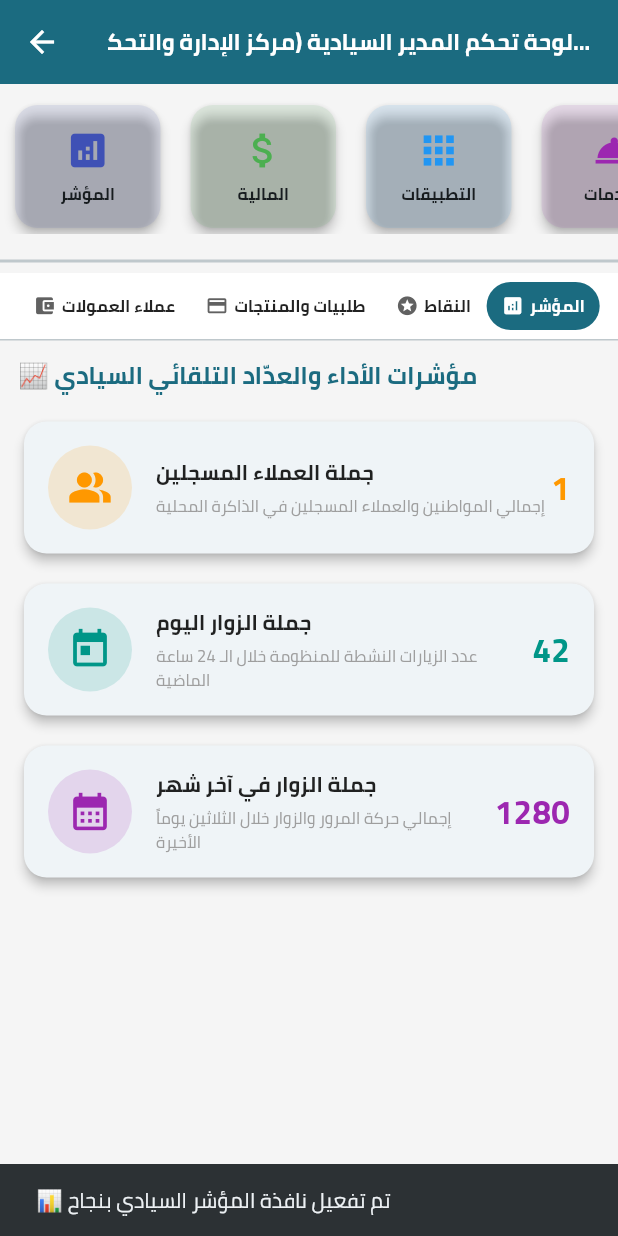
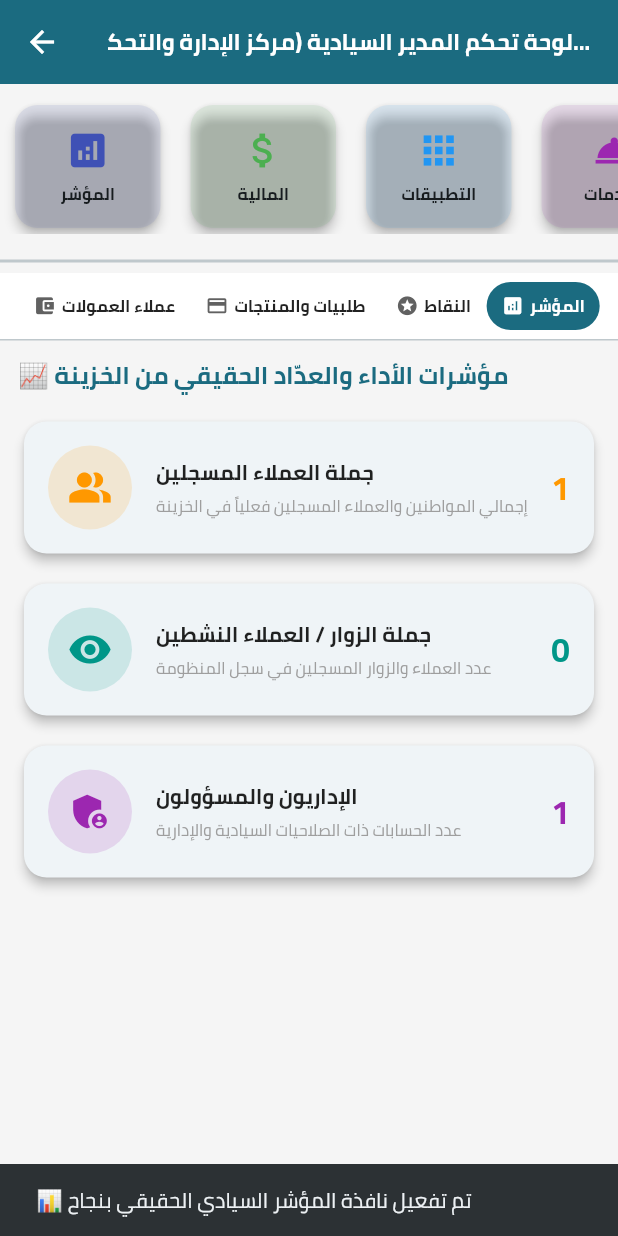
Before and after one commit to almnzoma-web/mox_system_2026, a Flutter app: the AdminScreen screen opened directly, after a tap on "المؤشر", on a phone screen of 412 x 824 dp. Run offline on Flutter 3.47's test engine with Material 3 defaults, Android fonts, the phone set to English and light mode, and no system bars; our stand-ins replace shared_preferences, webview_flutter; accounts and stored records are empty.

```diff
--- a/lib/screens/admin_screen.dart
+++ b/lib/screens/admin_screen.dart
@@ -56,7 +56,7 @@ class _AdminScreenState extends State<AdminScreen> {
         "title": "المؤشر",
         "icon": Icons.analytics,
         "color": Colors.indigo,
-        "page": null, // نافذة داخلية ضمن القبة المالية/التبويبات أو تفعيل العرض
+        "page": null,
         "isIndicator": true,
       },
       {
@@ -144,12 +144,12 @@ class _AdminScreenState extends State<AdminScreen> {
                             onTap: () {
                               if (item["isIndicator"] == true) {
                                 setState(() {
-                                  financeSubTab = 4; // تبويب المؤشر الخاص
+                                  financeSubTab = 4; // تبويب المؤشر
                                 });
                                 ScaffoldMessenger.of(context).showSnackBar(
                                   const SnackBar(
                                     content: Text(
-                                      "📊 تم تفعيل نافذة المؤشر السيادي بنجاح",
+                                      "📊 تم تفعيل نافذة المؤشر السيادي الحقيقي بنجاح",
                                     ),
                                   ),
                                 );
@@ -287,23 +287,22 @@ class _AdminScreenState extends State<AdminScreen> {
       case 3:
         return _buildPointsView();
       case 4:
-        return _buildIndicatorView(); // النافذة الجديدة المطلوبة
+        return _buildIndicatorView(); // نافذة المؤشر الحقيقي بالمسطرة
       default:
         return _buildCommissionsView();
     }
   }
 
-  // نافذة المؤشر الجديدة (جملة العملاء، زوار اليوم، زوار آخر شهر)
+  // نافذة المؤشر الحقيقي المستمدة من الخزينة (registeredUsers) دون أي أرقام وهمية
   Widget _buildIndicatorView() {
     int totalClients = registeredUsers.length;
-    // حساب افتراضي أو واقعي مبني على الذاكرة للزوار (يمكن ربطه بقاعدة VisitorsTab لاحقاً)
-    int visitorsToday = 42; // عينة حية أو قابلة للربط اللاحق
-    int visitorsLastMonth = 1280; // عينة حية أو قابلة للربط اللاحق
+    int activeUsers = registeredUsers.where((u) => u.role != 'admin').length;
+    int adminCount = registeredUsers.where((u) => u.role == 'admin').length;
 
     return ListView(
       children: [
         const Text(
-          "📈 مؤشرات الأداء والعدّاد التلقائي السيادي",
+          "📈 مؤشرات الأداء والعدّاد الحقيقي من الخزينة",
           style: TextStyle(
             fontSize: 16,
             fontWeight: FontWeight.bold,
@@ -316,23 +315,23 @@ class _AdminScreenState extends State<AdminScreen> {
           totalClients.toString(),
           Icons.people_alt,
           Colors.orange,
-          "إجمالي المواطنين والعملاء المسجلين في الذاكرة المحلية",
+          "إجمالي المواطنين والعملاء المسجلين فعلياً في الخزينة",
         ),
         const SizedBox(height: 12),
         _buildIndicatorCard(
-          "جملة الزوار اليوم",
-          visitorsToday.toString(),
-          Icons.today,
+          "جملة الزوار / العملاء النشطين",
+          activeUsers.toString(),
+          Icons.visibility,
           Colors.teal,
-          "عدد الزيارات النشطة للمنظومة خلال الـ 24 ساعة الماضية",
+          "عدد العملاء والزوار المسجلين في سجل المنظومة",
         ),
         const SizedBox(height: 12),
         _buildIndicatorCard(
-          "جملة الزوار في آخر شهر",
-          visitorsLastMonth.toString(),
-          Icons.calendar_month,
+          "الإداريون والمسؤولون",
+          adminCount.toString(),
+          Icons.admin_panel_settings,
           Colors.purple,
-          "إجمالي حركة المرور والزوار خلال الثلاثين يوماً الأخيرة",
+          "عدد الحسابات ذات الصلاحيات السيادية والإدارية",
         ),
       ],
     );
@@ -392,7 +391,7 @@ class _AdminScreenState extends State<AdminScreen> {
     );
   }
 
-  // النافذة الأولى: عملاء العمولات (من الذاكرة المحلية UserModel)
+  // النافذة الأولى: عملاء العمولات
   Widget _buildCommissionsView() {
     return ListView.builder(
       itemCount: registeredUsers.length,
@@ -525,7 +524,7 @@ class _AdminScreenState extends State<AdminScreen> {
     );
   }
 
-  // النافذة الثانية: طلبيات والمنتجات (من الذاكرة المحلية UserModel) - المنطق السيادي لنشر البطاقة لـ 365 يوم
+  // النافذة الثانية: طلبيات والمنتجات
   Widget _buildCardRequestsView() {
     return ListView.builder(
       itemCount: registeredUsers.length,
@@ -578,12 +577,9 @@ class _AdminScreenState extends State<AdminScreen> {
                   onPressed: () async {
                     setState(() {
                       if (client.role == 'reviewed_active') {
-                        // إلغاء المراجعة وإيقاف النشر
                         client.role = 'free';
                       } else {
-                        // تحويل الحالة إلى تمت المراجعة وتفعيل أمر النشر الخلفي لمدة 365 يوماً
                         client.role = 'reviewed_active';
-                        // هنا يتم جدولة النشر الخلفي وتفعيل صلاحية البطاقة لمدة 365 يوماً تلقائياً
                       }
                     });
                     await _saveLocalData();
@@ -613,7 +609,7 @@ class _AdminScreenState extends State<AdminScreen> {
     );
   }
 
-  // النافذة الثالثة: النقاط (من الذاكرة المحلية UserModel)
+  // النافذة الثالثة: النقاط
   Widget _buildPointsView() {
     return ListView.builder(
       itemCount: registeredUsers.length,
```
